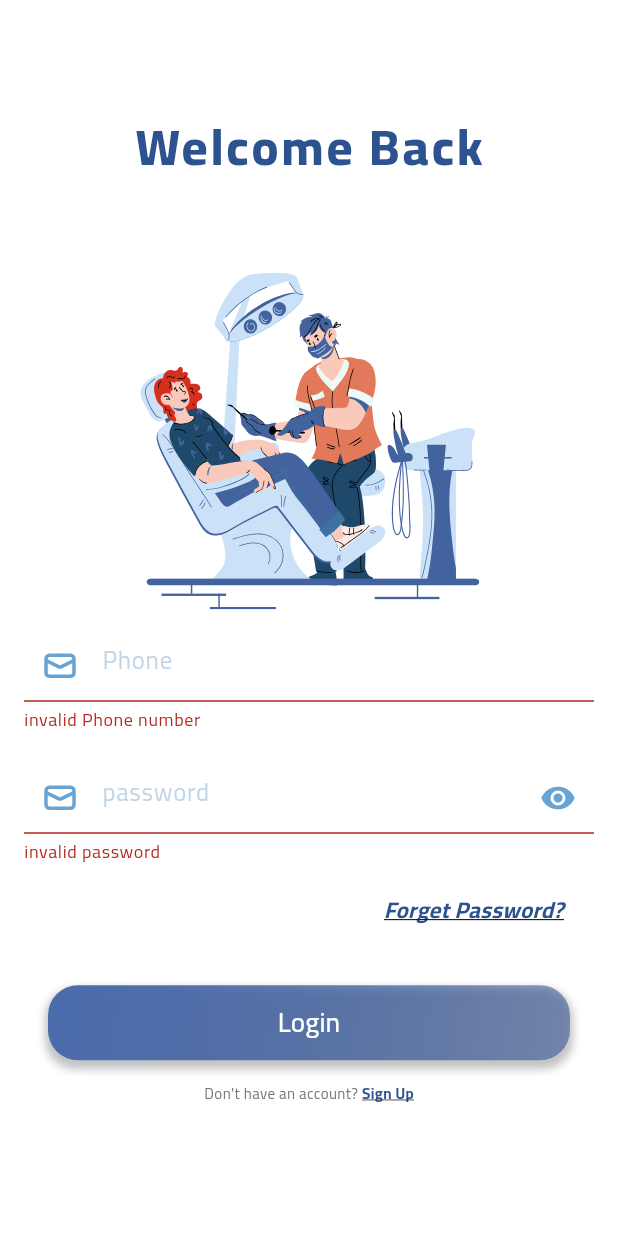
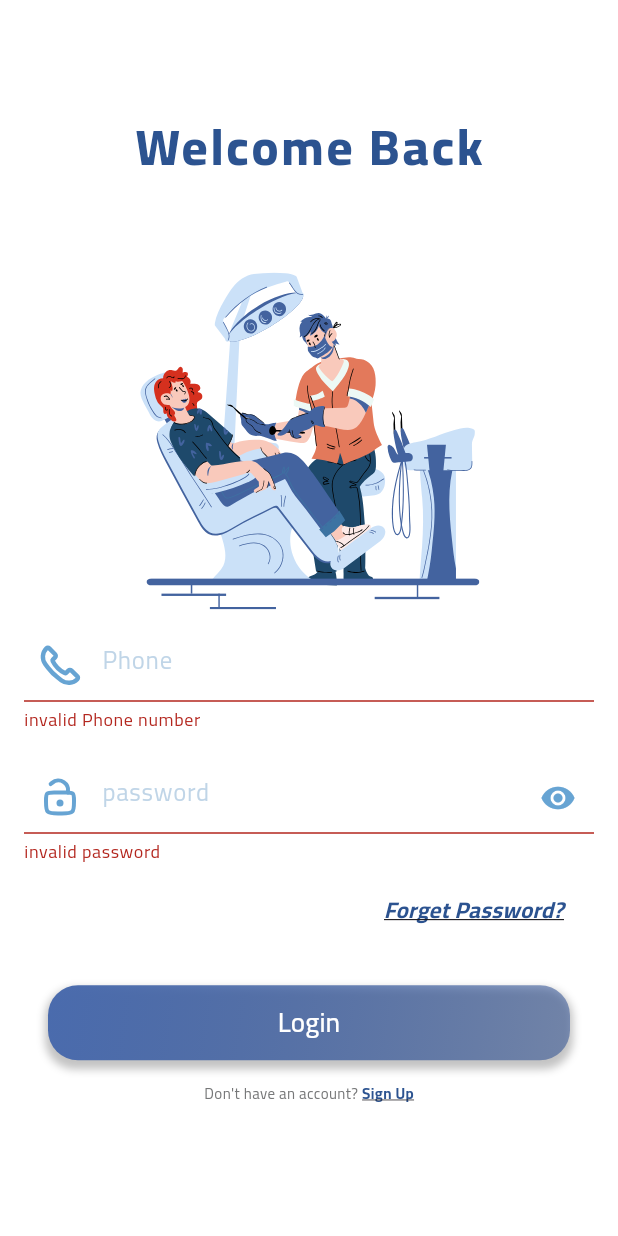
Before and after one commit to YousefHassan52/dentalmatching, a Flutter app: the LoginScreen screen opened by its route, after a tap on "Login", on a phone screen of 412 x 824 dp. Run offline on Flutter 3.47's test engine with Material 3 defaults, Android fonts, the phone set to English and light mode, and no system bars; our stand-ins replace connectivity_plus, dartz, flutter_svg, get, lottie, otp_text_field and 1 more; accounts and stored records are empty.

Commit message:
Edit yomnaaaa

```diff
--- a/lib/core/functions/validator.dart
+++ b/lib/core/functions/validator.dart
@@ -13,7 +13,7 @@ class AppValidator {
 
     if (type == "username") {
       if (value.isEmpty) {
-        return "invalid user name";
+        return "invalid username";
       }
     }
 
@@ -34,7 +34,7 @@ class AppValidator {
   static chechkPasswordMatching(
       secondPasswordValue, String firstPasswordValue) {
     if (secondPasswordValue.toString() != firstPasswordValue) {
-      return "Not Same Password";
+      return "Passwords don't match ";
     }
   }
 }
--- a/lib/features/common_faetures/forget_password/reset_password/view/reset_password_screen.dart
+++ b/lib/features/common_faetures/forget_password/reset_password/view/reset_password_screen.dart
@@ -106,7 +106,7 @@ class ResetPasswordScreen extends StatelessWidget {
                       ),
                       AuthTextFormField(
                         isPassword: internalController.passwordTwoVisibility,
-                        hint: "Repeated Password",
+                        hint: "Confirm Password",
                         icon: "assets/svg/unlock.svg",
                         type: TextInputType.visiblePassword,
                         validator: (value) {
--- a/lib/features/common_faetures/loginn/view/login.dart
+++ b/lib/features/common_faetures/loginn/view/login.dart
@@ -30,7 +30,7 @@ class LoginScreen extends StatelessWidget {
                 const CentImg(centeredImg: 'assets/svg/log.svg'),
                 AuthTextFormField(
                     hint: "Phone",
-                    icon: "assets/svg/email.svg",
+                    icon: "assets/svg/Phone_icon.svg",
                     type: TextInputType.phone,
                     validator: (value) {
                       return AppValidator.textFormFieldValidator(
@@ -43,7 +43,7 @@ class LoginScreen extends StatelessWidget {
                 GetBuilder<LoginControllerImp>(
                   builder: (controller) => AuthTextFormField(
                     hint: "password",
-                    icon: "assets/svg/email.svg",
+                    icon: "assets/svg/unlock.svg",
                     type: TextInputType.visiblePassword,
                     validator: (value) {
                       return AppValidator.textFormFieldValidator(
```
Also changed, not shown: assets/svg/Phone_icon.svg (added).
